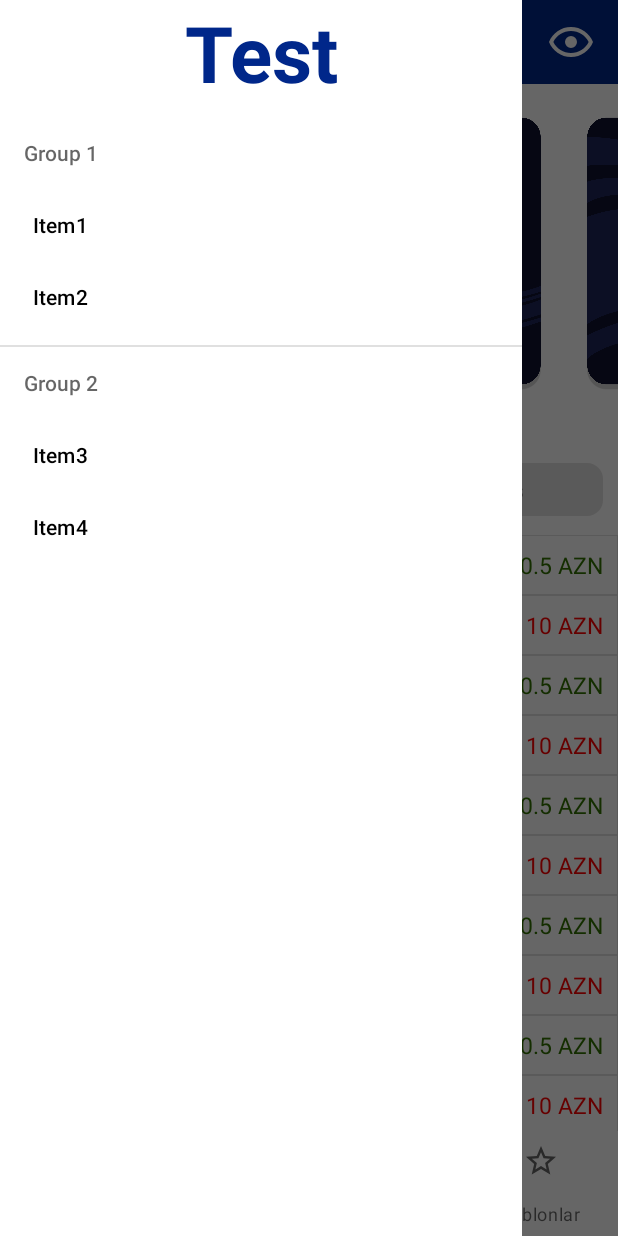
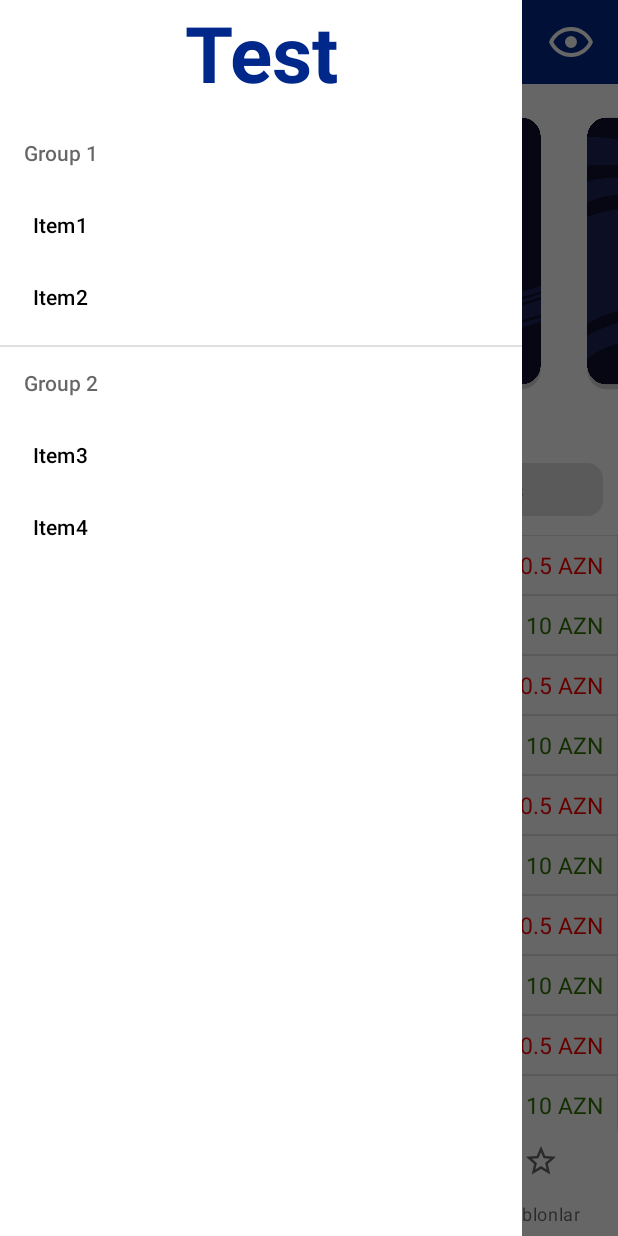
Before and after one commit to FarasatN/TaskUI, an Android app: the screen it shows after launch (MainActivity), with the side drawer open, on a phone screen of 412 x 824 dp. Run offline under Robolectric (Android 15) with nearby library versions, the phone set to English and light mode, and no system bars; libraries missing offline, so code that uses them is left out: me.relex.circleindicator; plain views replace CircleIndicator; 2 statements that could not run were skipped.

Commit message:
layout changed

```diff
--- a/app/src/main/java/com/farasatnovruzov/taskui/RecyclerViewAdapter.java
+++ b/app/src/main/java/com/farasatnovruzov/taskui/RecyclerViewAdapter.java
@@ -44,7 +44,7 @@ public class RecyclerViewAdapter extends RecyclerView.Adapter<RecyclerViewAdapte
         holder.img.setImageResource(mData.get(position).getImage());
         holder.dat.setText(mData.get(position).getDate());
         holder.cur.setText(mData.get(position).getCurrency());
-        if (mData.get(position).getCurrency().equals("10 AZN")){
+        if (mData.get(position).getCurrency().equals("0.5 AZN")){
             holder.cur.setTextColor(Color.RED);
         }else{
             holder.cur.setTextColor(Color.parseColor("#317301"));
--- a/app/src/main/res/layout/activity_main.xml
+++ b/app/src/main/res/layout/activity_main.xml
@@ -90,6 +90,7 @@
                 android:layout_height="wrap_content"
                 app:layout_constraintTop_toBottomOf="@+id/indicator"
                 android:gravity="center"
+                app:elevation="0dp"
                 android:background="@color/white"
                 >
             <androidx.appcompat.widget.Toolbar
```
